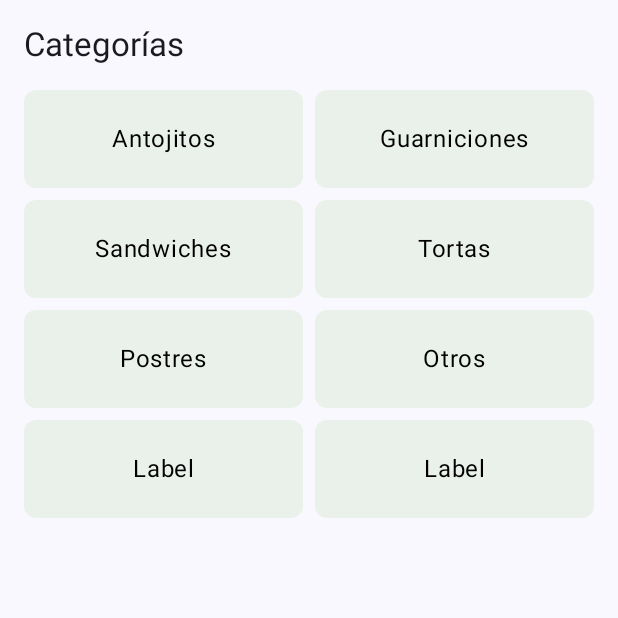
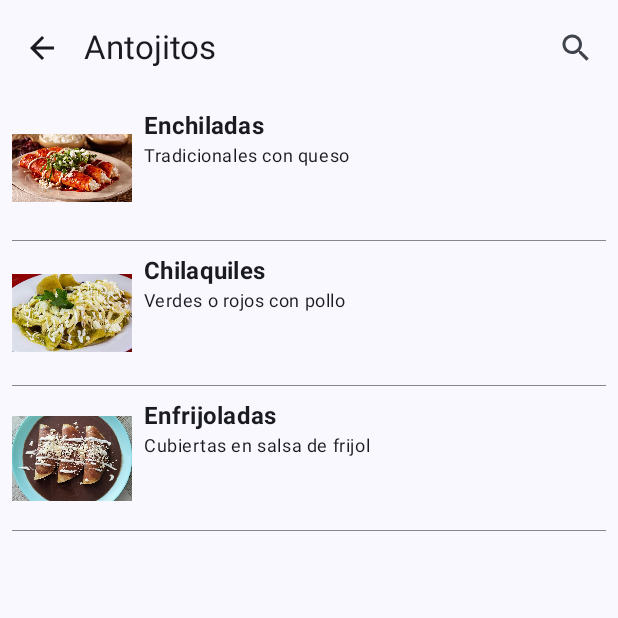
Before and after one commit to Hectorgh24/ProyectoComedor, an Android app built with Jetpack Compose: the composable CartaScreen shown on its own in the app's theme, after a tap on "Antojitos", on a phone screen of 412 x 824 dp, the top half of it. Run offline under Robolectric (Android 15) with nearby library versions, the phone set to English and light mode, and no system bars.

Commit message:
Feat: Agregar pantalla lista categoría

```diff
--- a/app/src/main/java/com/example/proyecto_comedor/ui/components/MenuTabs.kt
+++ b/app/src/main/java/com/example/proyecto_comedor/ui/components/MenuTabs.kt
@@ -16,6 +16,9 @@ import androidx.compose.ui.tooling.preview.Preview
 import com.example.proyecto_comedor.ui.feature.inicio.MenuDelDiaScreen
 import com.example.proyecto_comedor.ui.feature.inicio.PromocionesScreen
 import com.example.proyecto_comedor.ui.feature.inicio.CartaScreen
+import androidx.navigation.NavController
+import androidx.navigation.compose.rememberNavController
+
 
 @Preview
 @Composable
@@ -23,6 +26,8 @@ import com.example.proyecto_comedor.ui.feature.inicio.CartaScreen
 fun MenuTabs() {
     var state by remember { mutableStateOf(0) }
     val titles = listOf("Menú del día", "Carta", "Promociones")
+
+    val navController = rememberNavController()
 
     Column {
         PrimaryTabRow(selectedTabIndex = state) {
--- a/app/src/main/java/com/example/proyecto_comedor/ui/feature/inicio/CartaScreen.kt
+++ b/app/src/main/java/com/example/proyecto_comedor/ui/feature/inicio/CartaScreen.kt
@@ -1,33 +1,42 @@
 package com.example.proyecto_comedor.ui.feature.inicio
 
-import androidx.compose.runtime.Composable
-import androidx.compose.foundation.background
-import androidx.compose.foundation.clickable
 import androidx.compose.foundation.layout.*
 import androidx.compose.foundation.lazy.grid.GridCells
 import androidx.compose.foundation.lazy.grid.LazyVerticalGrid
-import androidx.compose.foundation.shape.RoundedCornerShape
-import androidx.compose.material3.Button
-import androidx.compose.material3.ButtonDefaults
-import androidx.compose.material3.MaterialTheme
-import androidx.compose.material3.Text
+import androidx.compose.material3.*
+import androidx.compose.runtime.*
 import androidx.compose.ui.Alignment
 import androidx.compose.ui.Modifier
-import androidx.compose.ui.draw.clip
 import androidx.compose.ui.graphics.Color
-import androidx.compose.ui.text.font.FontWeight
-import androidx.compose.ui.tooling.preview.Preview
 import androidx.compose.ui.unit.dp
+import androidx.compose.foundation.shape.RoundedCornerShape
 
+
+// Pantalla principal con categorías
 @Composable
 fun CartaScreen() {
-    // Aquí puedes agregar el contenido de la pantalla del menú del día
-    // Por ejemplo, una lista de platos o un diseño específico para mostrar el menú
-    CategoriasGrid()
+    var selectedCategory by remember { mutableStateOf<String?>(null) }
+
+    if (selectedCategory != null) {
+        ListScreen(categoria = selectedCategory!!) {
+            selectedCategory = null // Acción para regresar
+        }
+    } else {
+        CategoriasGrid(onCategoriaClick = { categoria ->
+            selectedCategory = categoria
+        })
+    }
 }
 
+// Cuadrícula de botones de categorías
 @Composable
-fun CategoriasGrid() {
+fun CategoriasGrid(onCategoriaClick: (String) -> Unit) {
+    val categorias = listOf(
+        "Antojitos", "Guarniciones",
+        "Sandwiches", "Tortas",
+        "Postres", "Otros"
+    )
+
     Column(
         modifier = Modifier
             .fillMaxWidth()
@@ -39,15 +48,6 @@ fun CategoriasGrid() {
             modifier = Modifier.padding(bottom = 16.dp)
         )
 
-        // Lista de categorías
-        val categorias = listOf(
-            "Antojitos", "Guarniciones",
-            "Sandwiches", "Tortas",
-            "Postres", "Otros",
-            "Label", "Label"
-        )
-
-        // Creamos la cuadrícula con 2 columnas
         LazyVerticalGrid(
             columns = GridCells.Fixed(2),
             horizontalArrangement = Arrangement.spacedBy(8.dp),
@@ -55,16 +55,19 @@ fun CategoriasGrid() {
             modifier = Modifier.fillMaxWidth()
         ) {
             items(categorias.size) { index ->
-                CategoriaButton(nombre = categorias[index])
+                CategoriaButton(nombre = categorias[index]) {
+                    onCategoriaClick(categorias[index])
+                }
             }
         }
     }
 }
 
+// Botón individual para categoría
 @Composable
-fun CategoriaButton(nombre: String) {
+fun CategoriaButton(nombre: String, onClick: () -> Unit) {
     Button(
-        onClick = { /* Acción al hacer clic en la categoría */ },
+        onClick = onClick,
         modifier = Modifier
             .fillMaxWidth()
             .height(65.dp),
@@ -72,10 +75,6 @@ fun CategoriaButton(nombre: String) {
         colors = ButtonDefaults.buttonColors(
             containerColor = Color(0xFFEAF1EA),
             contentColor = Color.Black
-        ),
-        elevation = ButtonDefaults.buttonElevation(
-            defaultElevation = 0.dp,
-            pressedElevation = 0.dp
         )
     ) {
         Text(
--- /dev/null
+++ b/app/src/main/java/com/example/proyecto_comedor/ui/feature/inicio/ListScreen.kt
@@ -0,0 +1,115 @@
+package com.example.proyecto_comedor.ui.feature.inicio
+
+import androidx.compose.foundation.Image
+import androidx.compose.foundation.layout.*
+import androidx.compose.foundation.lazy.LazyColumn
+import androidx.compose.material3.*
+import androidx.compose.runtime.Composable
+import androidx.compose.ui.Alignment
+import androidx.compose.ui.Modifier
+import androidx.compose.ui.graphics.Color
+import androidx.compose.ui.res.painterResource
+import androidx.compose.ui.text.font.FontWeight
+import androidx.compose.ui.tooling.preview.Preview
+import androidx.compose.ui.unit.dp
+import com.example.proyecto_comedor.R
+import androidx.compose.foundation.shape.RoundedCornerShape
+import androidx.compose.foundation.clickable
+import androidx.compose.ui.draw.clip
+import androidx.compose.material.icons.Icons
+import androidx.compose.material.icons.filled.ArrowBack
+import androidx.compose.material.icons.filled.Search
+
+
+
+// Datos de ejemplo
+data class ItemComida(
+    val nombre: String,
+    val descripcion: String,
+    val imagenRes: Int
+)
+
+// Pantalla de lista dependiendo la categoría
+@OptIn(ExperimentalMaterial3Api::class)
+@Composable
+fun ListScreen(categoria: String, onBack: () -> Unit) {
+    val items = when (categoria) {
+        "Antojitos" -> listOf(
+            ItemComida("Enchiladas", "Tradicionales con queso", R.drawable.enchiladas),
+            ItemComida("Chilaquiles", "Verdes o rojos con pollo", R.drawable.chilaquiles),
+            ItemComida("Enfrijoladas", "Cubiertas en salsa de frijol", R.drawable.enfrijoladas)
+        )
+        "Guarniciones" -> listOf(
+            ItemComida("Arroz rojo", "Acompañamiento clásico", R.drawable.arroz)
+        )
+        else -> listOf()
+    }
+
+    Scaffold(
+        topBar = {
+            TopAppBar(
+                title = { Text(text = categoria) },
+                navigationIcon = {
+                    IconButton(onClick = onBack) {
+                        Icon(
+                            imageVector = Icons.Default.ArrowBack,
+                            contentDescription = "Regresar"
+                        )
+                    }
+                },
+                actions = {
+                    IconButton(onClick = { /* Acción de búsqueda */ }) {
+                        Icon(
+                            imageVector = Icons.Default.Search,
+                            contentDescription = "Buscar"
+                        )
+                    }
+                }
+            )
+        }
+    ) { padding ->
+        LazyColumn(
+            modifier = Modifier
+                .padding(padding)
+                .padding(horizontal = 8.dp)
+        ) {
+            items(items.size) { index ->
+                ItemCard(item = items[index])
+            }
+        }
+    }
+}
+
+
+// Tarjeta de cada comida
+@Composable
+fun ItemCard(item: ItemComida) {
+    Row(
+        modifier = Modifier
+            .fillMaxWidth()
+            .padding(vertical = 8.dp)
+            .clickable { }
+    ) {
+        Image(
+            painter = painterResource(id = item.imagenRes),
+            contentDescription = null,
+            modifier = Modifier
+                .size(80.dp)
+                .clip(RoundedCornerShape(8.dp))
+        )
+
+        Spacer(modifier = Modifier.width(8.dp))
+
+        Column(modifier = Modifier.weight(1f)) {
+            Text(
+                text = item.nombre,
+                style = MaterialTheme.typography.titleMedium.copy(fontWeight = FontWeight.Bold)
+            )
+            Text(
+                text = item.descripcion,
+                style = MaterialTheme.typography.bodySmall
+            )
+        }
+    }
+    Divider(thickness = 0.5.dp, color = Color.Gray)
+}
```
Also changed, not shown: app/src/main/java/com/example/proyecto_comedor/ui/navigation/CartaList.kt (added), app/src/main/res/drawable-nodpi/arroz.jpeg (added), app/src/main/res/drawable-nodpi/chilaquiles.jpeg (added), app/src/main/res/drawable-nodpi/enchiladas.jpg (added), app/src/main/res/drawable-nodpi/enfrijoladas.jpg (added), app/src/main/res/drawable-nodpi/frijoles.jpg (added), app/src/main/res/drawable-nodpi/sandwich.jpeg (added), app/src/main/res/drawable-nodpi/sandwich_atun.png (added).
